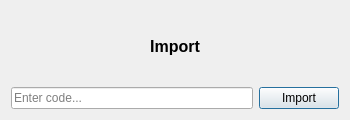
Qt form goh_mod_manager/res/ui/import_code_dialog.ui (alexbdka/goh-mod-manager) before a commit.
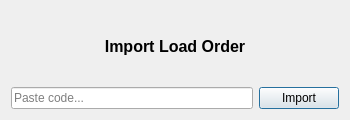
The same form after that commit.

Diff of the .ui file:
```diff
--- a/goh_mod_manager/res/ui/import_code_dialog.ui
+++ b/goh_mod_manager/res/ui/import_code_dialog.ui
@@ -23,7 +23,7 @@
                         </font>
                     </property>
                     <property name="text">
-                        <string>Import</string>
+      <string>Import Load Order</string>
                     </property>
                     <property name="alignment">
                         <set>Qt::AlignmentFlag::AlignCenter</set>
@@ -35,7 +35,10 @@
                     <item>
                         <widget class="QLineEdit" name="lineEdit_code">
                             <property name="placeholderText">
-                                <string>Enter code...</string>
+        <string>Paste code...</string>
+       </property>
+       <property name="clearButtonEnabled">
+        <bool>true</bool>
                             </property>
                         </widget>
                     </item>
```
Left out of the diff: 2 changed lines with no effect on the pictures. Lines whose indentation alone changed are shown as unchanged.
